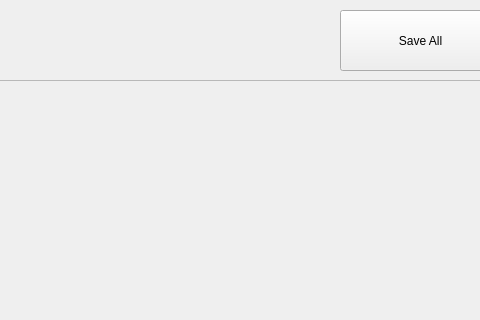
Before: the Qt Designer form utils/admin_tool/game-chat-admin-tool/ui/mainwindow.ui in DCDsqd/HACK-cloudcom_game_chat_bot, drawn with Qt 5; both pictures show x 460 to 940 and y 0 to 320 of the 1200 by 700 pixel window.
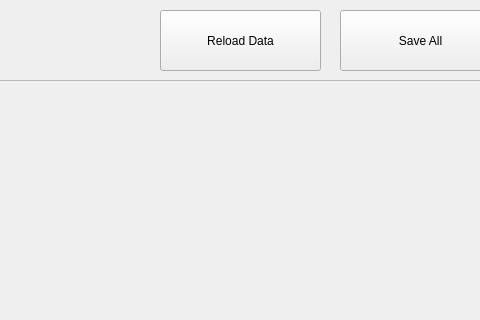
After: the same form once the commit is applied. The open tabs and pages were chosen to show the change.

Commit message: Adding reload layout functionality

```diff
--- a/utils/admin_tool/game-chat-admin-tool/ui/mainwindow.ui
+++ b/utils/admin_tool/game-chat-admin-tool/ui/mainwindow.ui
@@ -96,6 +96,19 @@
        <string>Save All</string>
       </property>
      </widget>
+     <widget class="QPushButton" name="reloadDataButton">
+      <property name="geometry">
+       <rect>
+        <x>620</x>
+        <y>10</y>
+        <width>161</width>
+        <height>61</height>
+       </rect>
+      </property>
+      <property name="text">
+       <string>Reload Data</string>
+      </property>
+     </widget>
     </widget>
    </widget>
   </widget>
```
The commit also changes 2 other files.
